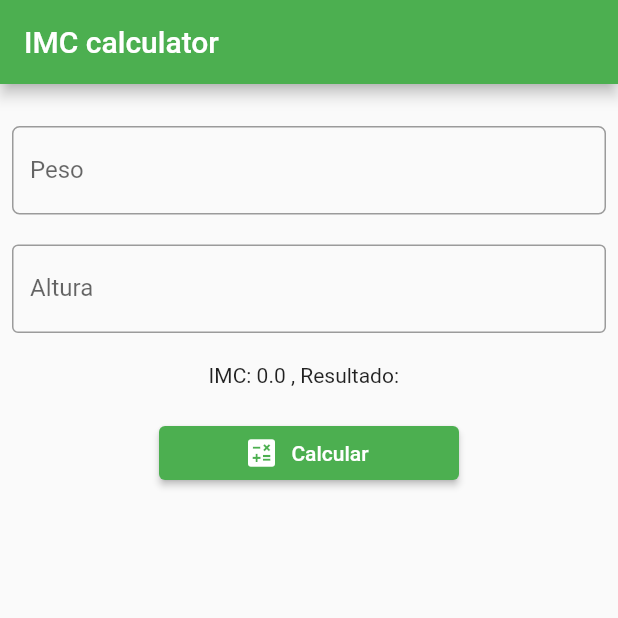
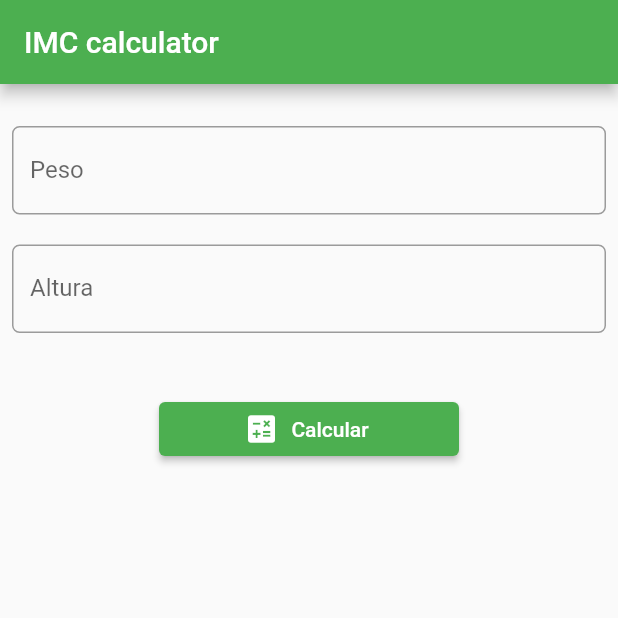
Before and after one commit to CelesteBarreto/pocs_flutter, a Flutter app: the screen it shows after launch, on a phone screen of 412 x 824 dp, the top half of it. Run offline on Flutter 3.47's test engine with Material 2 defaults, Android fonts, the phone set to English and light mode, and no system bars; our stand-ins replace flutter_triple, rx_notifier, string_validator.

Commit message:
customTextField, gif,

```diff
--- /dev/null
+++ b/poc_imc/lib/components/custom_textformfield.dart
@@ -0,0 +1,22 @@
+import 'package:flutter/material.dart';
+
+class CustomTextField extends StatelessWidget {
+  final Function(String) onChanged;
+  final String text;
+  const CustomTextField({Key? key, required this.onChanged, required this.text})
+      : super(key: key);
+
+  @override
+  Widget build(BuildContext context) {
+    return TextField(
+      keyboardType: const TextInputType.numberWithOptions(decimal: true),
+      onChanged: onChanged,
+      decoration: InputDecoration(
+        labelText: text,
+        border: OutlineInputBorder(
+          borderRadius: BorderRadius.circular(5),
+        ),
+      ),
+    );
+  }
+}
--- /dev/null
+++ b/poc_imc/lib/controller/controller_imc.dart
@@ -0,0 +1,33 @@
+import 'package:poc_imc/model/model_imc.dart';
+
+class ViewController {
+  String peso = '';
+  String altura = '';
+  static ViewController instance = ViewController();
+  double parsePeso = 0.0;
+  double parseAltura = 0.0;
+
+  callIMCTable() {
+    if (altura.isEmpty && peso.isEmpty) {
+      return '';
+    } else {
+      parsePeso = double.parse(peso);
+      parseAltura = double.parse(altura);
+      ModelIMC model = ModelIMC(altura: parseAltura, peso: parsePeso);
+      String result = model.checkIMCTable();
+      return result;
+    }
+  }
+
+  callIMCResult() {
+    if (altura.isEmpty && peso.isEmpty) {
+      return 0.0;
+    } else {
+      parsePeso = double.parse(peso);
+      parseAltura = double.parse(altura);
+    }
+    ModelIMC model = ModelIMC(altura: parseAltura, peso: parsePeso);
+    double calc = model.calcIMC();
+    return calc.toStringAsFixed(1);
+  }
+}
--- a/poc_imc/lib/homepage.dart
+++ /dev/null
@@ -1,94 +0,0 @@
-import 'package:flutter/material.dart';
-
-class HomePage extends StatefulWidget {
-  const HomePage({Key? key}) : super(key: key);
-
-  @override
-  _HomePageState createState() => _HomePageState();
-}
-
-class _HomePageState extends State<HomePage> {
-  TextEditingController peso = TextEditingController();
-  TextEditingController altura = TextEditingController();
-  double imc = 0.0;
-  String result = '';
-
-  @override
-  Widget build(BuildContext context) {
-    return Scaffold(
-      appBar: AppBar(
-        title: const Text('IMC calculator'),
-      ),
-      body: GestureDetector(
-        child: SingleChildScrollView(
-          child: Column(
-            children: [
-              Padding(
-                padding: const EdgeInsets.all(8.0),
-                child: Column(
-                  children: [
-                    const SizedBox(
-                      height: 20.0,
-                    ),
-                    TextField(
-                      controller: peso,
-                      decoration: InputDecoration(
-                        labelText: 'Peso',
-                        border: OutlineInputBorder(
-                          borderRadius: BorderRadius.circular(5),
-                        ),
-                      ),
-                    ),
-                    const SizedBox(
-                      height: 20.0,
-                    ),
-                    TextField(
-                      controller: altura,
-                      decoration: const InputDecoration(
-                          labelText: 'Altura', border: OutlineInputBorder()),
-                    ),
-                    const SizedBox(
-                      height: 20.0,
-                    ),
-                    Text(
-                        'IMC: ${imc.toStringAsFixed(1)} , Resultado:  $result'),
-                    const SizedBox(
-                      height: 20.0,
-                    ),
-                    SizedBox(
-                        width: 200,
-                        child: ElevatedButton.icon(
-                            onPressed: () {
-                              imc = double.parse(peso.text) /
-                                  ((double.parse(altura.text)) *
-                                      (double.parse(altura.text)));
-                              setState(() {
-                                calcIMC();
-                              });
-                            },
-                            icon: const Icon(Icons.calculate),
-                            label: const Text('Calcular'))),
-                  ],
-                ),
-              )
-            ],
-          ),
-        ),
-      ),
-    );
-  }
-
-  calcIMC() {
-    if (imc < 18.5) {
-      result = 'magreza';
-      return;
-    } else if (imc >= 18.5 || imc <= 24.9) {
-      result = 'normal';
-    } else if (imc > 24.9 || imc <= 30) {
-      result = 'sobrepeso';
-    } else if (imc > 30) {
-      result = 'obesidade';
-    }
-    return result;
-  }
-}
--- a/poc_imc/lib/main.dart
+++ b/poc_imc/lib/main.dart
@@ -1,5 +1,5 @@
 import 'package:flutter/material.dart';
-import 'package:poc_imc/homepage.dart';
+import 'package:poc_imc/view/homepage.dart';
 
 void main() {
   runApp(const MyApp());
--- /dev/null
+++ b/poc_imc/lib/model/model_imc.dart
@@ -0,0 +1,26 @@
+class ModelIMC {
+  double peso;
+  double altura;
+
+  ModelIMC({required this.peso, required this.altura});
+
+  double calcIMC() {
+    double imc = peso / (altura * altura);
+    return imc;
+  }
+
+  String checkIMCTable() {
+    double imc = calcIMC();
+    String result = '';
+    if (imc < 18.5) {
+      result = 'magreza';
+    } else if (imc >= 18.5 && imc <= 24.9) {
+      result = 'normal';
+    } else if (imc > 24.9 && imc <= 30) {
+      result = 'sobrepeso';
+    } else if (imc > 30) {
+      result = 'obesidade';
+    }
+    return result;
+  }
+}
--- /dev/null
+++ b/poc_imc/lib/view/homepage.dart
@@ -0,0 +1,79 @@
+import 'package:flutter/material.dart';
+import 'package:poc_imc/components/custom_textformfield.dart';
+import 'package:poc_imc/controller/controller_imc.dart';
+
+class HomePage extends StatefulWidget {
+  const HomePage({Key? key}) : super(key: key);
+
+  @override
+  _HomePageState createState() => _HomePageState();
+}
+
+class _HomePageState extends State<HomePage> {
+  final controller = ViewController.instance;
+  bool _visible = false;
+  //não será mudada em nenhum momento
+  @override
+  Widget build(BuildContext context) {
+    return GestureDetector(
+      onTap: () => FocusManager.instance.primaryFocus?.unfocus(),
+      child: Scaffold(
+        appBar: AppBar(
+          title: const Text('IMC calculator'),
+        ),
+        body: SingleChildScrollView(
+          child: Column(
+            children: [
+              Padding(
+                padding: const EdgeInsets.all(8.0),
+                child: Column(
+                  children: [
+                    const SizedBox(
+                      height: 20.0,
+                    ),
+                    CustomTextField(
+                        onChanged: (value) {
+                          controller.peso = value;
+                        },
+                        text: 'Peso'),
+                    const SizedBox(
+                      height: 20.0,
+                    ),
+                    CustomTextField(
+                      onChanged: (value) {
+                        controller.altura = value;
+                      },
+                      text: 'Altura',
+                    ),
+                    const SizedBox(
+                      height: 20.0,
+                    ),
+                    Visibility(
+                      visible: _visible,
+                      child: Text(
+                          'IMC: ${controller.callIMCResult()} , Resultado: ${controller.callIMCTable()}'),
+                    ),
+                    const SizedBox(
+                      height: 20.0,
+                    ),
+                    SizedBox(
+                        width: 200,
+                        child: ElevatedButton.icon(
+                            onPressed: () {
+                              setState(() {
+                                controller.callIMCTable();
+                                _visible = true;
+                              });
+                            },
+                            icon: const Icon(Icons.calculate),
+                            label: const Text('Calcular'))),
+                  ],
+                ),
+              )
+            ],
+          ),
+        ),
+      ),
+    );
+  }
+}
```
Also changed, not shown: 2 other files.
